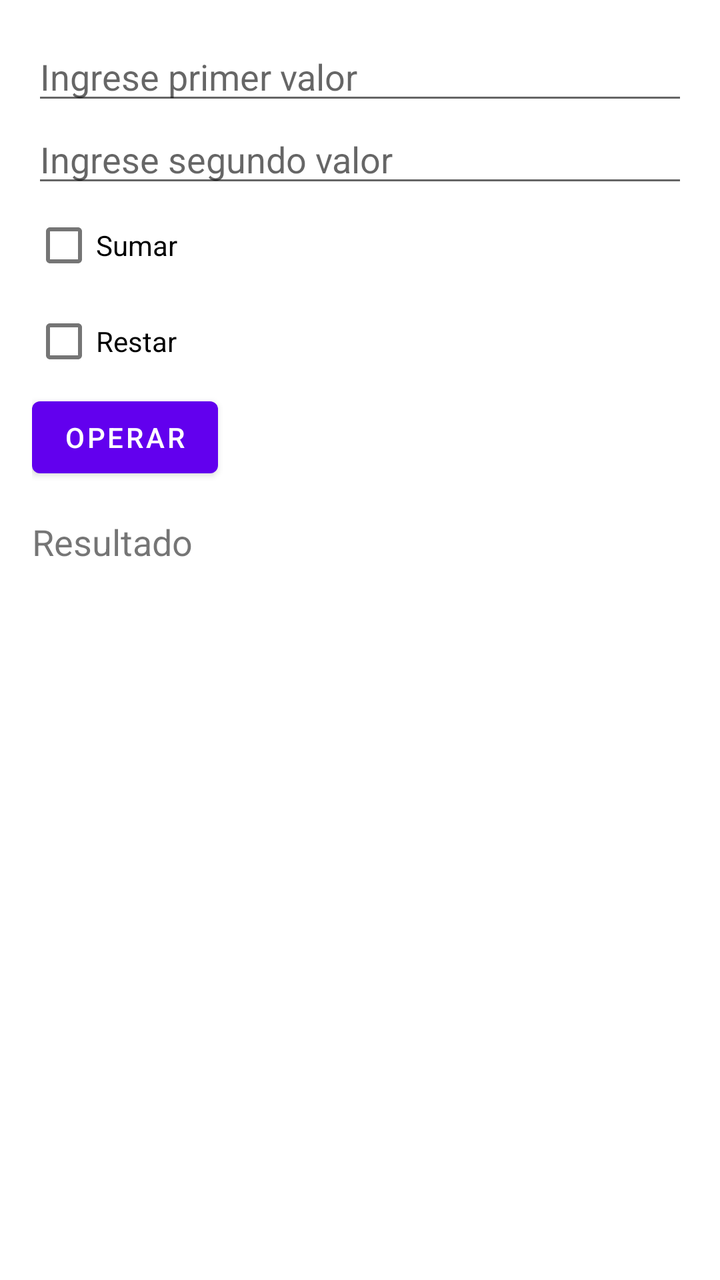
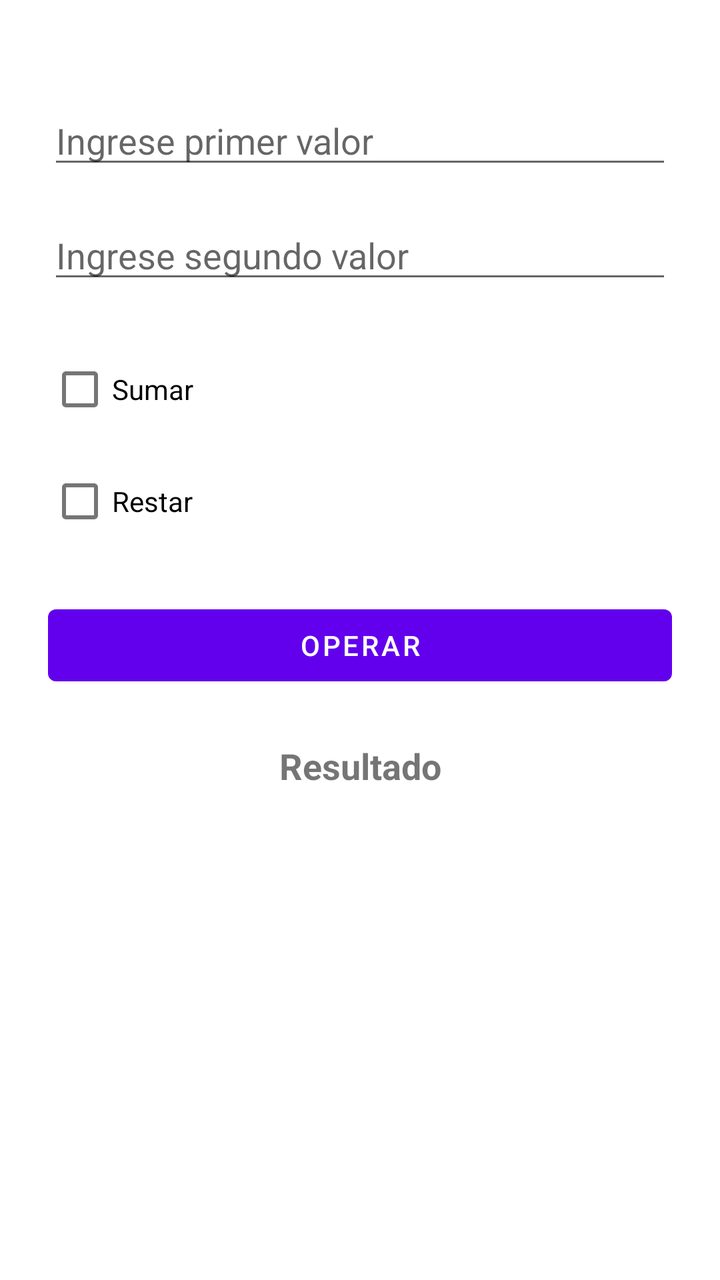

Two renders of the same Android screen: before a commit and after it. Below are the layout's source before the change and the commit's diff.
<!-- AndroidManifest.xml: application theme Theme.Proyecto004 -->
<!-- res/layout/activity_main.xml -->
<?xml version="1.0" encoding="utf-8"?>
<LinearLayout xmlns:android="http://schemas.android.com/apk/res/android"
    android:layout_width="match_parent"
    android:layout_height="match_parent"
    android:orientation="vertical"
    android:padding="16dp">

    <EditText
        android:id="@+id/et1"
        android:layout_width="match_parent"
        android:layout_height="wrap_content"
        android:hint="Ingrese primer valor"
        android:inputType="number" />

    <EditText
        android:id="@+id/et2"
        android:layout_width="match_parent"
        android:layout_height="wrap_content"
        android:hint="Ingrese segundo valor"
        android:inputType="number" />

    <CheckBox
        android:id="@+id/check1"
        android:layout_width="wrap_content"
        android:layout_height="wrap_content"
        android:text="Sumar" />

    <CheckBox
        android:id="@+id/check2"
        android:layout_width="wrap_content"
        android:layout_height="wrap_content"
        android:text="Restar" />

    <Button
        android:layout_width="wrap_content"
        android:layout_height="wrap_content"
        android:text="Operar"
        android:onClick="operar" />

    <TextView
        android:id="@+id/tv1"
        android:layout_width="wrap_content"
        android:layout_height="wrap_content"
        android:text="Resultado"
        android:textSize="18sp"
        android:layout_marginTop="16dp" />

</LinearLayout>
<!-- resources referenced by this layout -->
<resources>
  <style name="Theme.Proyecto004" parent="Theme.MaterialComponents.DayNight.DarkActionBar">
          
          <item name="colorPrimary">@color/purple_500</item>
          <item name="colorPrimaryVariant">@color/purple_700</item>
          <item name="colorOnPrimary">@color/white</item>
          
          <item name="colorSecondary">@color/teal_200</item>
          <item name="colorSecondaryVariant">@color/teal_700</item>
          <item name="colorOnSecondary">@color/black</item>
          
          <item name="android:statusBarColor">?attr/colorPrimaryVariant</item>
          
      </style>
  <color name="purple_500">#FF6200EE</color>
  <color name="purple_700">#FF3700B3</color>
  <color name="white">#FFFFFFFF</color>
  <color name="teal_200">#FF03DAC5</color>
  <color name="teal_700">#FF018786</color>
  <color name="black">#FF000000</color>
</resources>

<!-- the commit's change to res/layout/activity_main.xml (unified diff, before → after) -->
@@ -3,46 +3,54 @@
     android:layout_width="match_parent"
     android:layout_height="match_parent"
     android:orientation="vertical"
-    android:padding="16dp">
+    android:padding="24dp"
+    android:fitsSystemWindows="true">
 
     <EditText
         android:id="@+id/et1"
         android:layout_width="match_parent"
         android:layout_height="wrap_content"
         android:hint="Ingrese primer valor"
-        android:inputType="number" />
+        android:inputType="number"
+        android:layout_marginTop="24dp"
+        android:layout_marginBottom="16dp" />
 
     <EditText
         android:id="@+id/et2"
         android:layout_width="match_parent"
         android:layout_height="wrap_content"
         android:hint="Ingrese segundo valor"
-        android:inputType="number" />
+        android:inputType="number"
+        android:layout_marginBottom="24dp" />
 
     <CheckBox
         android:id="@+id/check1"
         android:layout_width="wrap_content"
         android:layout_height="wrap_content"
-        android:text="Sumar" />
+        android:text="Sumar"
+        android:layout_marginBottom="8dp" />
 
     <CheckBox
         android:id="@+id/check2"
         android:layout_width="wrap_content"
         android:layout_height="wrap_content"
-        android:text="Restar" />
+        android:text="Restar"
+        android:layout_marginBottom="24dp" />
 
     <Button
-        android:layout_width="wrap_content"
+        android:layout_width="match_parent"
         android:layout_height="wrap_content"
         android:text="Operar"
-        android:onClick="operar" />
+        android:onClick="operar"
+        android:layout_marginBottom="24dp" />
 
     <TextView
         android:id="@+id/tv1"
-        android:layout_width="wrap_content"
+        android:layout_width="match_parent"
         android:layout_height="wrap_content"
         android:text="Resultado"
         android:textSize="18sp"
-        android:layout_marginTop="16dp" />
+        android:textStyle="bold"
+        android:textAlignment="center" />
 
 </LinearLayout>
